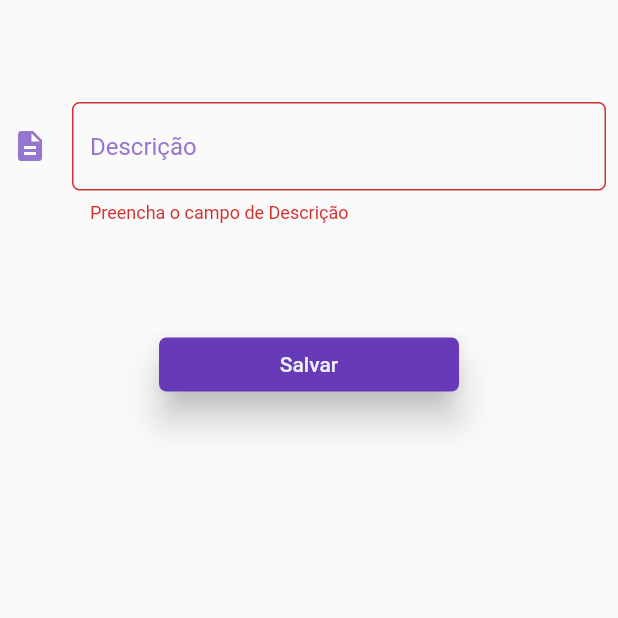
After one commit to MarthinKorb/flutter_login_application, a Flutter app: the ProductForm screen opened directly, after a tap on "Salvar", on a phone screen of 412 x 824 dp, the top half of it. The commit adds this screen. Run offline on Flutter 3.47's test engine with Material 2 defaults, Android fonts, the phone set to English and light mode, and no system bars; our stand-ins replace shared_preferences; accounts and stored records are empty; network calls fail.

Commit message:
Creating and removing product Building SignIn, MainPage and SignUp Components

```diff
--- /dev/null
+++ b/lib/components/inputForm.dart
@@ -0,0 +1,43 @@
+import 'package:flutter/material.dart';
+
+class InputForm extends StatelessWidget {
+  final String title;
+  final IconData icon;
+  final TextEditingController controller;
+
+  InputForm(this.title, this.icon, this.controller);
+  @override
+  Widget build(BuildContext context) {
+    return Container(
+      child: inputForm(title, icon, controller),
+    );
+  }
+
+  TextFormField inputForm(String title, IconData icon, controller) {
+    return TextFormField(
+      textInputAction: TextInputAction.next,
+      controller: controller,
+      style: TextStyle(color: Colors.deepPurple[500]),
+      decoration: InputDecoration(
+        hintText: title,
+        hintStyle: TextStyle(
+          color: Colors.deepPurple[300],
+        ),
+        icon: Icon(
+          icon,
+          color: Colors.deepPurple[300],
+        ),
+        border: const OutlineInputBorder(
+          borderRadius: const BorderRadius.all(Radius.circular(5)),
+        ),
+      ),
+      keyboardType: TextInputType.emailAddress,
+      validator: (value) {
+        if (value.isEmpty) {
+          return 'Preencha o campo de $title';
+        }
+        return null;
+      },
+    );
+  }
+}
--- a/lib/main.dart
+++ b/lib/main.dart
@@ -14,6 +14,8 @@ class MyApp extends StatelessWidget {
         primarySwatch: Colors.deepPurple,
         accentColor: Colors.blueGrey[50],
         visualDensity: VisualDensity.adaptivePlatformDensity,
+        bottomAppBarColor: Colors.deepPurple[50],
+        cardColor: Colors.deepPurple[100],
       ),
       darkTheme: ThemeData(),
       home: LoginPage(),
--- a/lib/pages/create_account.dart
+++ b/lib/pages/create_account.dart
@@ -1,8 +1,8 @@
 import 'package:flutter/material.dart';
+import 'dart:convert';
 import 'package:flutter_login_application/components/alert_dialog_comp.dart';
 import 'package:flutter_login_application/pages/login_page.dart';
 import 'package:flutter_login_application/utils/constants.dart';
-import 'dart:convert';
 import 'package:http/http.dart' as http;
 
 class CreateAccount extends StatefulWidget {
--- /dev/null
+++ b/lib/pages/user_pages/product_form.dart
@@ -0,0 +1,120 @@
+import 'dart:convert';
+
+import 'package:flutter/material.dart';
+import 'package:flutter_login_application/components/inputForm.dart';
+import 'package:flutter_login_application/services/product_service.dart';
+import 'package:flutter_login_application/utils/constants.dart';
+import 'package:shared_preferences/shared_preferences.dart';
+
+class ProductForm extends StatefulWidget {
+  @override
+  _ProductFormState createState() => _ProductFormState();
+}
+
+class _ProductFormState extends State<ProductForm> {
+  SharedPreferences sharedPreferences;
+  String _idUser;
+
+  getUserIdFromSharedPref() async {
+    sharedPreferences = await SharedPreferences.getInstance();
+    if (sharedPreferences.getString('id') != null) {
+      setState(() {
+        _idUser = sharedPreferences.getString('id');
+      });
+    }
+  }
+
+  @override
+  void initState() {
+    super.initState();
+    getUserIdFromSharedPref();
+  }
+
+  final _formKey = GlobalKey<FormState>();
+
+  final descriptionController = TextEditingController();
+
+  var productServices = ProductService();
+
+  @override
+  Widget build(BuildContext context) {
+    return Scaffold(
+      body: Container(
+        padding: EdgeInsets.only(top: 60),
+        alignment: Alignment.center,
+        child: Form(
+          key: _formKey,
+          child: Padding(
+            padding: EdgeInsets.all(8),
+            child: Column(
+              children: [
+                InputForm(
+                  'Descrição',
+                  Icons.description,
+                  descriptionController,
+                ),
+                SizedBox(height: 20),
+                Row(
+                  mainAxisAlignment: MainAxisAlignment.center,
+                  children: [
+                    Container(
+                      margin: const EdgeInsets.all(50),
+                      width: 200,
+                      child: RaisedButton(
+                        splashColor: Theme.of(context).splashColor,
+                        shape: RoundedRectangleBorder(
+                          borderRadius: BorderRadius.circular(5.0),
+                        ),
+                        elevation: 10,
+                        color: Theme.of(context).primaryColor,
+                        onPressed: () async {
+                          final description = descriptionController.text;
+
+                          Map data = {
+                            "description": description,
+                            "user_id": _idUser,
+                          };
+                          var body = jsonEncode(data);
+
+                          if (_formKey.currentState.validate()) {
+                            var resp = await productServices.createProduct(
+                              Constants.HOST + '/products',
+                              body,
+                              Constants.CONTENT_TYPE,
+                            );
+                            print(resp.statusCode);
+                            if (resp.statusCode == 201) {
+                              Scaffold.of(context).showSnackBar(SnackBar(
+                                  content:
+                                      Text('Produto cadastrado com sucesso')));
+                              descriptionController.clear();
+                            } else {
+                              Scaffold.of(context).showSnackBar(SnackBar(
+                                  content: Text('Erro ao fazer o cadastro.')));
+                              descriptionController.clear();
+                            }
+                          } else {
+                            Scaffold.of(context).showSnackBar(
+                              SnackBar(
+                                content: Text('Preencha os campos solicitados'),
+                              ),
+                            );
+                          }
+                        },
+                        textColor: Theme.of(context).accentColor,
+                        child: Text(
+                          'Salvar',
+                          style: TextStyle(),
+                        ),
+                      ),
+                    ),
+                  ],
+                ),
+              ],
+            ),
+          ),
+        ),
+      ),
+    );
+  }
+}
```
Also changed, not shown: lib/components/horizontal_list_view.dart (+0 -10 lines), lib/components/products_list.dart (added, +253 -0 lines), lib/models/product.dart (added, +64 -0 lines), lib/pages/login_page.dart (+14 -16 lines), lib/pages/user_pages/home_page.dart (+14 -2 lines), lib/services/product_service.dart (added, +37 -0 lines).
